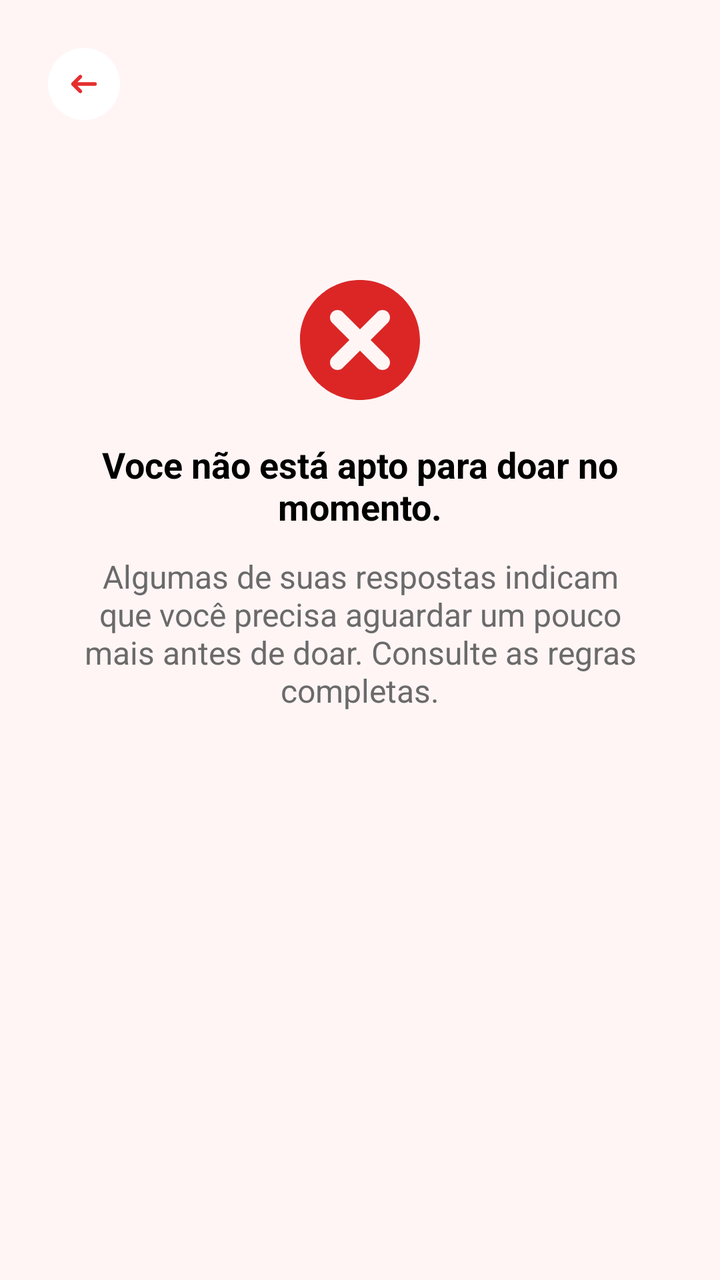
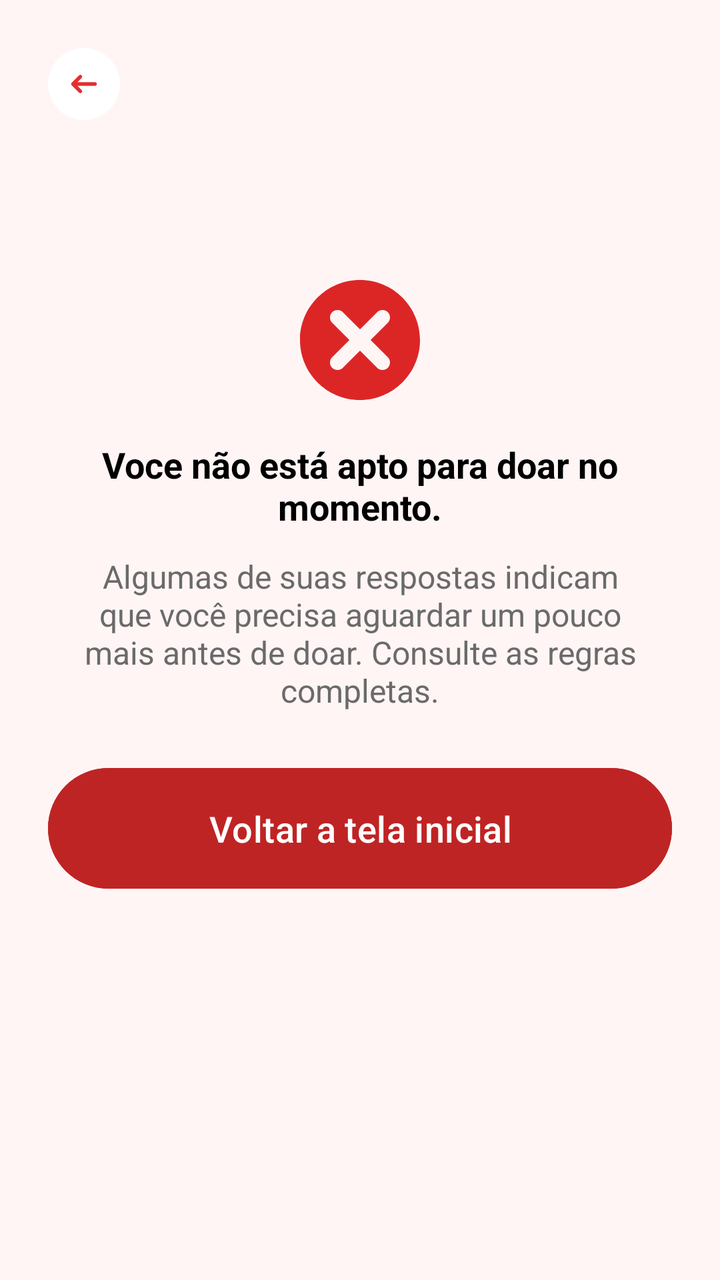

Two renders of the same Android screen: before a commit and after it. Below are the layout's source before the change and the commit's diff.
<!-- AndroidManifest.xml: application theme Theme.Hemo_Conecta -->
<!-- res/layout/fragment_nao_apto.xml -->
<?xml version="1.0" encoding="utf-8"?>
<androidx.constraintlayout.widget.ConstraintLayout
    xmlns:android="http://schemas.android.com/apk/res/android"
    xmlns:app="http://schemas.android.com/apk/res-auto"
    android:layout_width="match_parent"
    android:layout_height="match_parent"
    android:background="@color/background">

    <ScrollView
        android:layout_width="0dp"
        android:layout_height="match_parent"
        android:fillViewport="true"
        app:layout_constraintBottom_toTopOf="parent"
        app:layout_constraintEnd_toEndOf="parent"
        app:layout_constraintHorizontal_bias="0.0"
        app:layout_constraintStart_toStartOf="parent"
        app:layout_constraintTop_toTopOf="parent"
        app:layout_constraintVertical_bias="0.0">

        <LinearLayout

            android:padding="24dp"
            android:layout_width="match_parent"
            android:layout_height="wrap_content"
            android:orientation="vertical">

            
            <LinearLayout
                android:layout_width="match_parent"
                android:layout_height="wrap_content"
                android:gravity="center_vertical"
                android:orientation="horizontal">

                <FrameLayout
                    android:layout_width="36dp"
                    android:layout_height="36dp"
                    android:background="@drawable/bg_icon"
                    android:backgroundTint="@color/white">

                    <ImageView
                        android:layout_width="22dp"
                        android:layout_height="22dp"
                        android:layout_gravity="center"
                        android:contentDescription="Voltar"
                        android:src="@drawable/ic_back" />
                </FrameLayout>

            </LinearLayout>

            <ImageButton
                android:id="@+id/btnFalse"
                android:layout_width="100dp"
                android:layout_height="100dp"
                android:background="?attr/selectableItemBackgroundBorderless"
                android:contentDescription="Voltar"
                android:src="@drawable/false_icon"
                android:layout_marginTop="60dp"
                android:layout_gravity="center"/>

            <TextView
                android:layout_width="match_parent"
                android:layout_height="wrap_content"
                android:text="@string/condicao2"
                android:textColor="@color/black"
                android:textStyle="bold"
                android:textSize="18dp"
                android:textAlignment="center"
                />

            <TextView
                android:layout_width="wrap_content"
                android:layout_height="wrap_content"
                android:text="@string/ex2"
                android:textColor="@color/cinza"
                android:textSize="16dp"
                android:textAlignment="center"
                android:layout_marginTop="12dp"
                />

        </LinearLayout>
    </ScrollView>
</androidx.constraintlayout.widget.ConstraintLayout>
<!-- resources referenced by this layout -->
<resources>
  <color name="background">#FFF5F5</color>
  <color name="black">#000000</color>
  <color name="cinza">#6B6A6A</color>
  <color name="white">#FFFFFF</color>
  <!-- drawable bg_icon (drawable) -->
  <?xml version="1.0" encoding="utf-8"?>
  <shape xmlns:android="http://schemas.android.com/apk/res/android"
      android:shape="oval">
  </shape>
  <!-- drawable false_icon (drawable) -->
  <vector xmlns:android="http://schemas.android.com/apk/res/android" android:height="60dp" android:viewportHeight="16" android:viewportWidth="16" android:width="60dp">
        
      <path android:fillColor="#DC2626" android:fillType="evenOdd" android:pathData="M8,16C12.418,16 16,12.418 16,8C16,3.582 12.418,0 8,0C3.582,0 0,3.582 0,8C0,12.418 3.582,16 8,16ZM4.293,4.293C4.683,3.902 5.317,3.902 5.707,4.293L8,6.586L10.293,4.293C10.683,3.902 11.317,3.902 11.707,4.293C12.098,4.683 12.098,5.317 11.707,5.707L9.414,8L11.707,10.293C12.098,10.683 12.098,11.317 11.707,11.707C11.317,12.098 10.683,12.098 10.293,11.707L8,9.414L5.707,11.707C5.317,12.098 4.683,12.098 4.293,11.707C3.902,11.317 3.902,10.683 4.293,10.293L6.586,8L4.293,5.707C3.902,5.317 3.902,4.683 4.293,4.293Z"/>
      
  </vector>
  <!-- drawable ic_back (drawable) -->
  <vector xmlns:android="http://schemas.android.com/apk/res/android" android:height="30dp" android:viewportHeight="512" android:viewportWidth="512" android:width="30dp">
        
      <path android:fillColor="#FFFFFF" android:pathData="M0,0v512h512V0H0zM469.33,469.33H42.67V42.67h426.67V469.33z"/>
        
      <path android:fillColor="#E52E2E" android:pathData="M110.93,243.24c-0.23,0.3 -0.46,0.6 -0.67,0.91c-0.2,0.3 -0.38,0.62 -0.57,0.93c-0.17,0.28 -0.35,0.56 -0.51,0.86c-0.17,0.32 -0.31,0.65 -0.47,0.97c-0.14,0.31 -0.3,0.61 -0.43,0.92c-0.13,0.31 -0.24,0.64 -0.35,0.96c-0.12,0.34 -0.25,0.67 -0.35,1.01c-0.1,0.32 -0.17,0.65 -0.25,0.97c-0.09,0.35 -0.19,0.7 -0.26,1.05c-0.07,0.38 -0.12,0.75 -0.17,1.13c-0.04,0.31 -0.1,0.62 -0.14,0.93c-0.14,1.4 -0.14,2.81 0,4.21c0.03,0.31 0.09,0.62 0.14,0.93c0.05,0.38 0.1,0.76 0.17,1.13c0.07,0.36 0.17,0.7 0.26,1.05c0.08,0.32 0.15,0.65 0.25,0.97c0.1,0.34 0.23,0.68 0.35,1.01c0.12,0.32 0.22,0.64 0.35,0.96c0.13,0.31 0.28,0.62 0.43,0.92c0.15,0.32 0.3,0.65 0.47,0.97c0.16,0.29 0.34,0.57 0.51,0.86c0.19,0.31 0.36,0.63 0.57,0.93c0.21,0.31 0.44,0.61 0.67,0.91c0.19,0.25 0.37,0.52 0.57,0.76c0.44,0.54 0.9,1.05 1.39,1.54c0.01,0.01 0.01,0.02 0.02,0.02l85.33,85.33c8.33,8.33 21.84,8.33 30.17,0c8.33,-8.33 8.33,-21.84 0,-30.17l-48.92,-48.92H384c11.78,0 21.33,-9.55 21.33,-21.33s-9.55,-21.33 -21.33,-21.33H179.5l48.92,-48.92c8.33,-8.33 8.33,-21.84 0,-30.17s-21.84,-8.33 -30.17,0l-85.33,85.33c-0.01,0.01 -0.01,0.02 -0.02,0.02c-0.49,0.49 -0.95,1 -1.39,1.54C111.3,242.73 111.12,242.99 110.93,243.24z"/>
      
  </vector>
  <string name="condicao2">Voce não está apto para doar no momento.</string>
  <string name="ex2">Algumas de suas respostas indicam que você precisa aguardar um pouco mais antes de doar. Consulte as regras completas.</string>
  <style name="Theme.Hemo_Conecta" parent="Base.Theme.Hemo_Conecta" />
  <style name="Base.Theme.Hemo_Conecta" parent="Theme.Material3.DayNight.NoActionBar">
          
          
      </style>
</resources>

<!-- the commit's change to res/layout/fragment_nao_apto.xml (unified diff, before → after) -->
@@ -77,6 +77,17 @@
                 android:layout_marginTop="12dp"
                 />
 
+            <Button
+                android:layout_width="match_parent"
+                android:layout_height="wrap_content"
+                android:text="Voltar a tela inicial"
+                android:textColor="@color/white"
+                android:backgroundTint="@color/vermelho"
+                android:padding="18dp"
+                android:textSize="18sp"
+                android:layout_marginTop="24dp"
+                android:id="@+id/voltar_bt" />
+
         </LinearLayout>
     </ScrollView>
 </androidx.constraintlayout.widget.ConstraintLayout>
<!-- resource entries referenced after the edit -->
@@ -3,6 +3,7 @@
   <color name="background">#FFF5F5</color>
   <color name="black">#000000</color>
   <color name="cinza">#6B6A6A</color>
+  <color name="vermelho">#BF2424</color>
   <color name="white">#FFFFFF</color>
   <!-- drawable bg_icon (drawable) -->
   <?xml version="1.0" encoding="utf-8"?>
